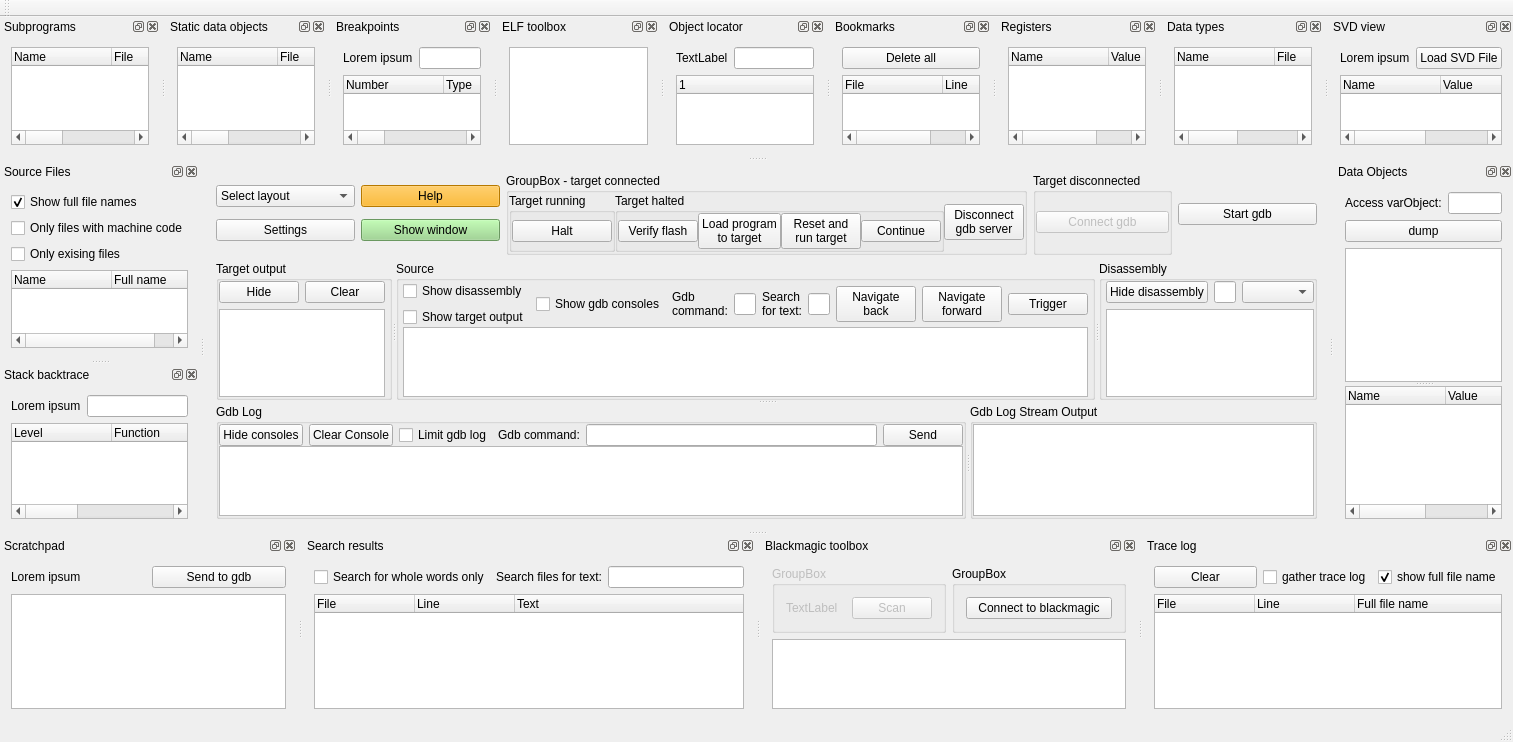
Above: mainwindow.ui from stoyan-shopov/turbo before the change. Below: the same form after it.
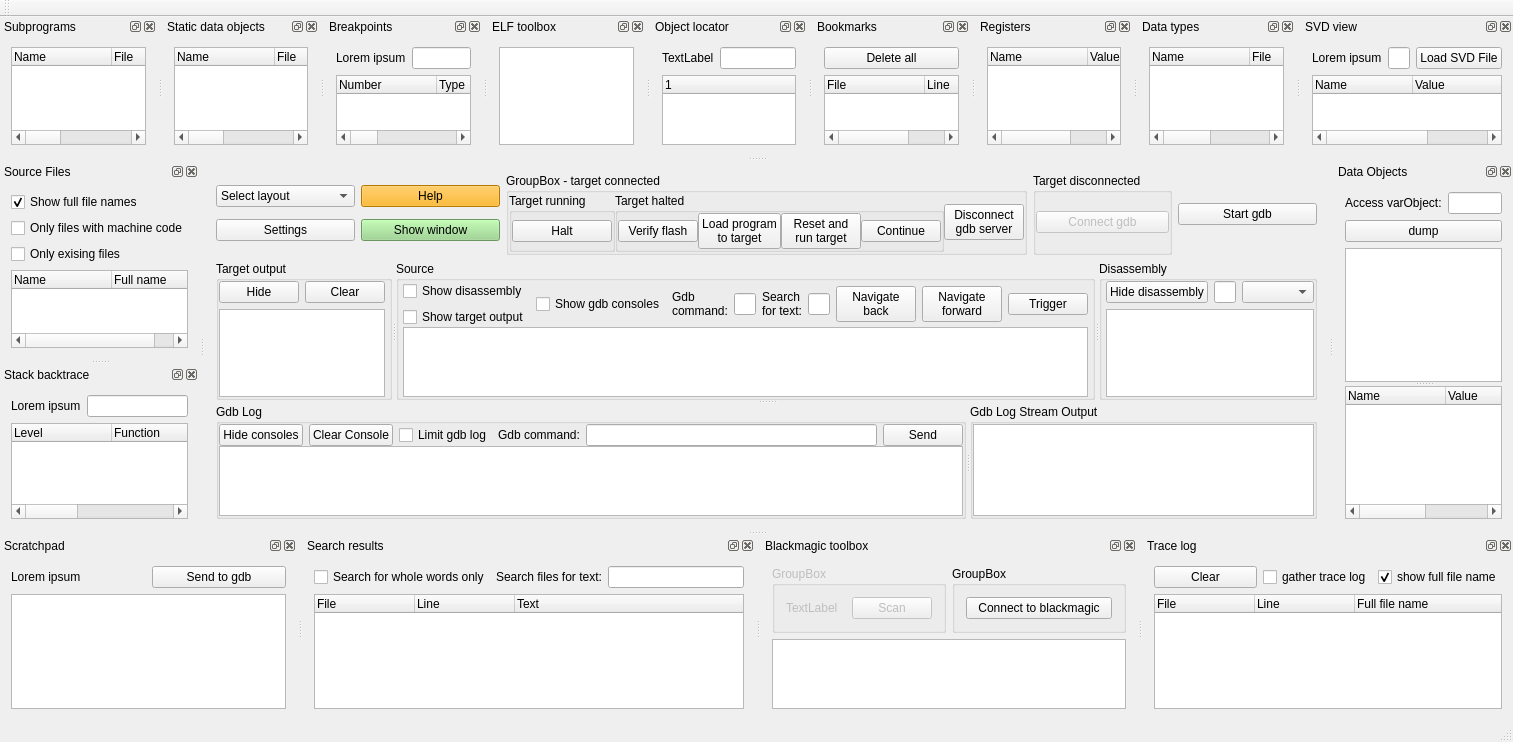
That is the form after the change.

Commit message: Improve SVD view handling, initial support for reading target memory

Patch:
```diff
--- a/mainwindow.ui
+++ b/mainwindow.ui
@@ -1255,6 +1255,9 @@
          </property>
         </widget>
        </item>
+       <item>
+        <widget class="QLineEdit" name="lineEditSearchSVDTree"/>
+       </item>
        <item>
         <widget class="QPushButton" name="pushButtonLoadSVDFile">
          <property name="text">
```
The commit also changes 2 other files.
